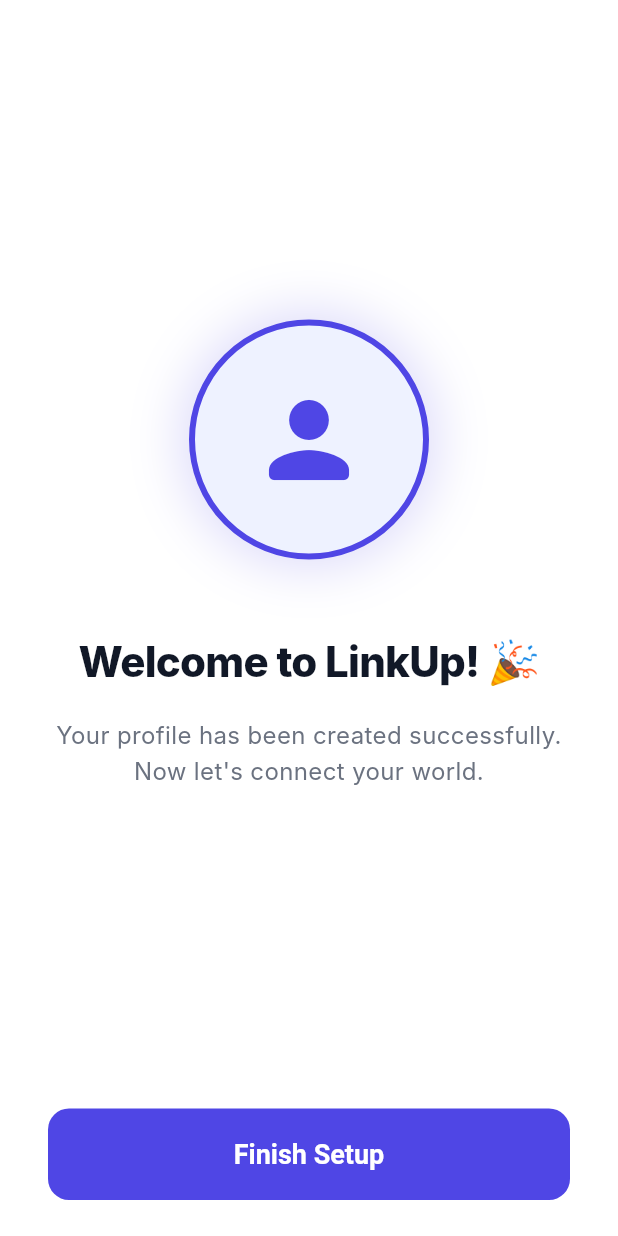
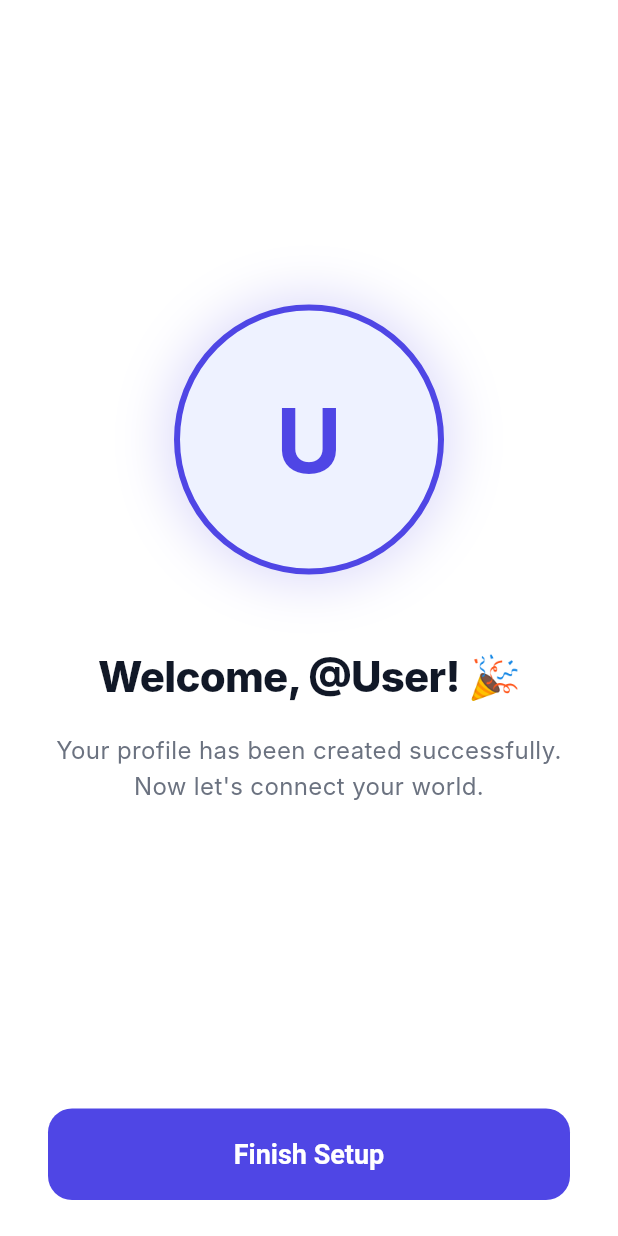
Before and after one commit to Ugarba202/linkme_up, a Flutter app: the WelcomeScreen screen opened by its route, on a phone screen of 412 x 824 dp. Run offline on Flutter 3.47's test engine with Material 3 defaults, Android fonts, the phone set to English and light mode, and no system bars; our stand-ins replace country_picker, flutter_riverpod, go_router, qr_flutter; Roboto replaces fonts that are missing (Inter).

Commit message:
add profile avater

```diff
--- a/lib/domain/entities/user_entity.dart
+++ b/lib/domain/entities/user_entity.dart
@@ -3,6 +3,7 @@
 class UserEntity {
   final String uid;
   final String name;
+  final String username;
   final String phoneNumber;
   final String? photoUrl;
   final List<SocialLinkEntity> socialLinks;
@@ -11,6 +12,7 @@
   UserEntity({
     required this.uid,
     required this.name,
+    this.username = '',
     required this.phoneNumber,
     this.photoUrl,
     this.socialLinks = const [],
@@ -20,6 +22,7 @@
   UserEntity copyWith({
     String? uid,
     String? name,
+    String? username,
     String? phoneNumber,
     String? photoUrl,
     List<SocialLinkEntity>? socialLinks,
@@ -28,6 +31,7 @@
     return UserEntity(
       uid: uid ?? this.uid,
       name: name ?? this.name,
+      username: username ?? this.username,
       phoneNumber: phoneNumber ?? this.phoneNumber,
       photoUrl: photoUrl ?? this.photoUrl,
       socialLinks: socialLinks ?? this.socialLinks,
--- a/lib/presentation/screens/auth/otp_screen.dart
+++ b/lib/presentation/screens/auth/otp_screen.dart
@@ -189,7 +189,7 @@
       );
 
       if (mounted) {
-        context.go('/profile/welcome');
+        context.go('/auth/username');
       }
     } catch (e) {
       if (mounted) {
--- a/lib/presentation/screens/profile/welcome_screen.dart
+++ b/lib/presentation/screens/profile/welcome_screen.dart
@@ -1,12 +1,31 @@
 import 'package:flutter/material.dart';
+import 'package:flutter_riverpod/flutter_riverpod.dart';
 import 'package:go_router/go_router.dart';
+
+import '../../../application/providers/user_provider.dart';
 import '../../../core/themes/app_colors.dart';
 
-class WelcomeScreen extends StatelessWidget {
+class WelcomeScreen extends ConsumerWidget {
   const WelcomeScreen({super.key});
 
   @override
-  Widget build(BuildContext context) {
+  Widget build(BuildContext context, WidgetRef ref) {
+    final user = ref.watch(userProvider);
+    final username = user?.username ?? "User";
+
+    // Get Initials
+    String initials = "";
+    if (user?.name != null && user!.name.isNotEmpty) {
+      List<String> names = user.name.split(" ");
+      if (names.length >= 2) {
+        initials = "${names[0][0]}${names[1][0]}".toUpperCase();
+      } else {
+        initials = names[0][0].toUpperCase();
+      }
+    } else {
+      initials = username.isNotEmpty ? username[0].toUpperCase() : "U";
+    }
+
     return Scaffold(
       backgroundColor: Colors.white,
       body: SafeArea(
@@ -18,34 +37,68 @@
               // Animated Avatar / Celebration
               const Spacer(),
               Container(
-                height: 160,
-                width: 160,
+                height: 180,
+                width: 180,
                 decoration: BoxDecoration(
                   color: AppColors.primarySoft,
                   shape: BoxShape.circle,
                   border: Border.all(color: AppColors.primary, width: 4),
                   boxShadow: [
                     BoxShadow(
-                      color: AppColors.primary.withOpacity(0.2),
+                      color: AppColors.primary.withValues(alpha: 0.2),
                       blurRadius: 30,
                       spreadRadius: 5,
                     ),
                   ],
                 ),
-                child: const Center(
-                  child: Icon(
-                    Icons.person_rounded,
-                    size: 80,
-                    color: AppColors.primary,
-                  ),
+                child: ClipOval(
+                  child: user?.photoUrl != null
+                      ? Image.network(
+                          user!.photoUrl!,
+                          fit: BoxFit.cover,
+                          loadingBuilder: (context, child, loadingProgress) {
+                            if (loadingProgress == null) return child;
+                            return Center(
+                              child: CircularProgressIndicator(
+                                value: loadingProgress.expectedTotalBytes != null
+                                    ? loadingProgress.cumulativeBytesLoaded /
+                                        loadingProgress.expectedTotalBytes!
+                                    : null,
+                                color: AppColors.primary,
+                              ),
+                            );
+                          },
+                          errorBuilder: (context, error, stackTrace) {
+                            return Center(
+                              child: Text(
+                                initials,
+                                style: const TextStyle(
+                                  fontSize: 60,
+                                  fontWeight: FontWeight.bold,
+                                  color: AppColors.primary,
+                                ),
+                              ),
+                            );
+                          },
+                        )
+                      : Center(
+                          child: Text(
+                            initials,
+                            style: const TextStyle(
+                              fontSize: 60,
+                              fontWeight: FontWeight.bold,
+                              color: AppColors.primary,
+                            ),
+                          ),
+                        ),
                 ),
               ),
               const SizedBox(height: 48),
 
               // Welcome Text
-              const Text(
-                "Welcome to LinkUp! 🎉",
-                style: TextStyle(
+              Text(
+                "Welcome, @$username! 🎉",
+                style: const TextStyle(
                   fontSize: 28,
                   fontWeight: FontWeight.w800,
                   color: AppColors.textPrimary,
@@ -73,12 +126,17 @@
                   style: ElevatedButton.styleFrom(
                     padding: const EdgeInsets.symmetric(vertical: 20),
                     elevation: 0,
+                    backgroundColor: AppColors.primary,
+                    shape: RoundedRectangleBorder(
+                      borderRadius: BorderRadius.circular(16),
+                    ),
                   ),
                   child: const Text(
                     "Finish Setup",
                     style: TextStyle(
                       fontSize: 18,
                       fontWeight: FontWeight.bold,
+                      color: Colors.white,
                     ),
                   ),
                 ),
```
Also changed, not shown: lib/presentation/routes/app_router.dart (+13 -11 lines), lib/presentation/screens/auth/username_screen.dart (added, +216 -0 lines).
